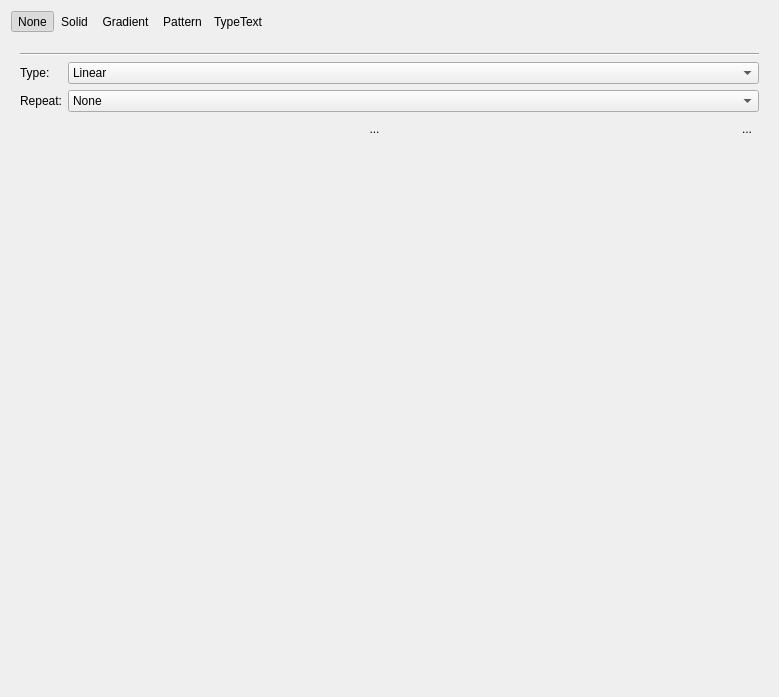
Above: libs/ui/widgets/KoFillConfigWidget.ui from KDE/krita before the change. Below: the same form after it.
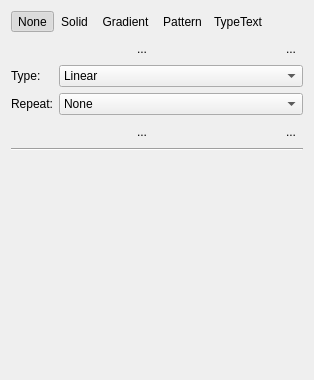
That is the form after the change. Custom widgets are drawn as their Qt base class.

Commit message: converted the stacked widget from the vector fill selector to stacked layouts with toggling visibility. this allows the widgets to expand and contract better

Patch:
```diff
--- a/libs/ui/widgets/KoFillConfigWidget.ui
+++ b/libs/ui/widgets/KoFillConfigWidget.ui
@@ -6,13 +6,13 @@
    <rect>
     <x>0</x>
     <y>0</y>
-    <width>779</width>
-    <height>697</height>
+    <width>314</width>
+    <height>380</height>
    </rect>
   </property>
-  <layout class="QVBoxLayout" name="verticalLayout_3">
+  <layout class="QVBoxLayout" name="verticalLayout">
    <item>
-    <layout class="QHBoxLayout" name="horizontalLayout">
+    <layout class="QHBoxLayout" name="fillConfigTypeLayout">
      <property name="spacing">
       <number>0</number>
      </property>
@@ -146,15 +146,7 @@
     </layout>
    </item>
    <item>
-    <widget class="QStackedWidget" name="stackWidget">
-     <property name="currentIndex">
-      <number>2</number>
-     </property>
-     <widget class="QWidget" name="pageNone"/>
-     <widget class="QWidget" name="pageSolid">
-      <layout class="QVBoxLayout" name="verticalLayout">
-       <item>
-        <layout class="QHBoxLayout" name="horizontalLayout_2">
+    <layout class="QHBoxLayout" name="solidFillLayout">
          <item>
           <widget class="KoColorPopupButton" name="btnChooseSolidColor">
            <property name="sizePolicy">
@@ -193,36 +185,9 @@
         </layout>
        </item>
        <item>
-        <spacer name="verticalSpacer">
-         <property name="orientation">
-          <enum>Qt::Vertical</enum>
-         </property>
-         <property name="sizeHint" stdset="0">
-          <size>
-           <width>20</width>
-           <height>10</height>
-          </size>
-         </property>
-        </spacer>
-       </item>
-      </layout>
-     </widget>
-     <widget class="QWidget" name="pageGradient">
-      <layout class="QVBoxLayout" name="verticalLayout_2">
-       <item>
-        <widget class="KisStopGradientEditor" name="wdgGradientEditor" native="true"/>
-       </item>
-       <item>
-        <widget class="Line" name="line">
-         <property name="orientation">
-          <enum>Qt::Horizontal</enum>
-         </property>
-        </widget>
-       </item>
-       <item>
-        <layout class="QFormLayout" name="formLayout">
+    <layout class="QFormLayout" name="gradientLayout1">
          <item row="0" column="0">
-          <widget class="QLabel" name="label">
+      <widget class="QLabel" name="typeLabel">
            <property name="text">
             <string>Type:</string>
            </property>
@@ -249,7 +214,7 @@
           </widget>
          </item>
          <item row="1" column="0">
-          <widget class="QLabel" name="label_2">
+      <widget class="QLabel" name="repeatLabel">
            <property name="text">
             <string>Repeat:</string>
            </property>
@@ -283,7 +248,7 @@
         </layout>
        </item>
        <item>
-        <layout class="QHBoxLayout" name="horizontalLayout_3">
+    <layout class="QHBoxLayout" name="gradientLayout2">
          <item>
           <widget class="KoColorPopupButton" name="btnChoosePredefinedGradient">
            <property name="sizePolicy">
@@ -322,32 +287,24 @@
         </layout>
        </item>
        <item>
-        <spacer name="verticalSpacer_3">
+    <widget class="Line" name="gradientTypeLine">
          <property name="orientation">
-          <enum>Qt::Vertical</enum>
-         </property>
-         <property name="sizeHint" stdset="0">
-          <size>
-           <width>20</width>
-           <height>1</height>
-          </size>
-         </property>
-        </spacer>
-       </item>
-      </layout>
-     </widget>
-     <widget class="QWidget" name="pagePattern"/>
-    </widget>
+      <enum>Qt::Horizontal</enum>
+     </property>
+    </widget>
    </item>
    <item>
-    <spacer name="verticalSpacer_2">
+    <widget class="KisStopGradientEditor" name="wdgGradientEditor" native="true"/>
+   </item>
+   <item>
+    <spacer name="verticalSpacer">
      <property name="orientation">
       <enum>Qt::Vertical</enum>
      </property>
      <property name="sizeHint" stdset="0">
       <size>
        <width>20</width>
-       <height>13</height>
+       <height>40</height>
       </size>
      </property>
     </spacer>
```
Lines whose indentation alone changed are shown as unchanged. The commit also changes 2 other files.
